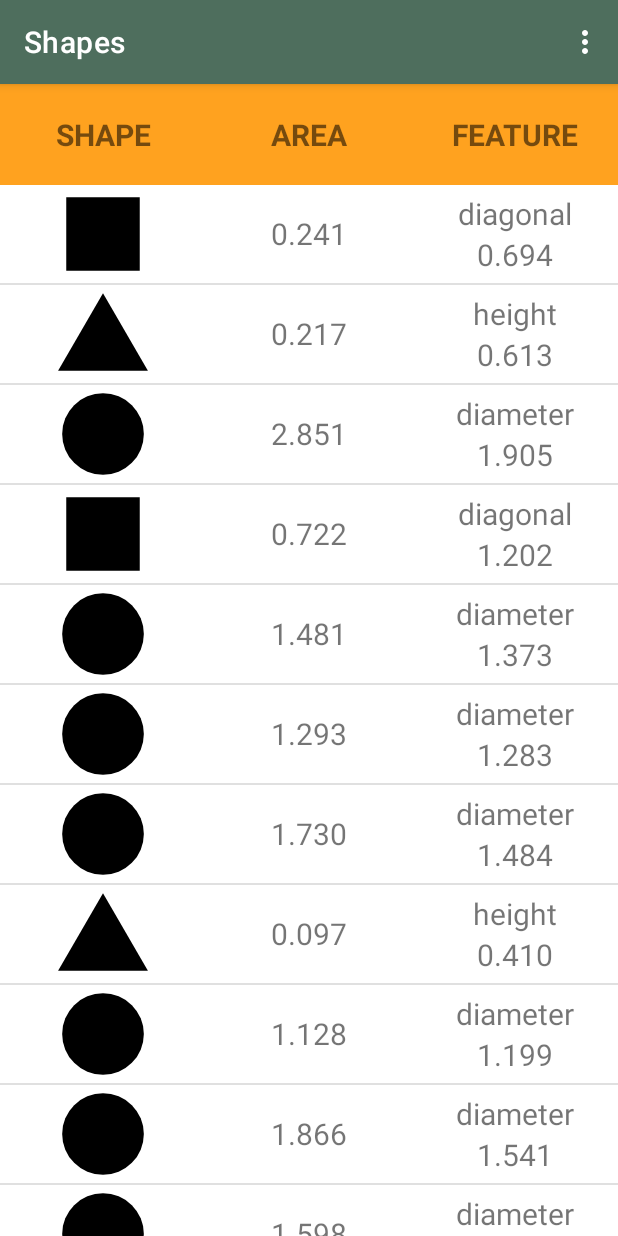
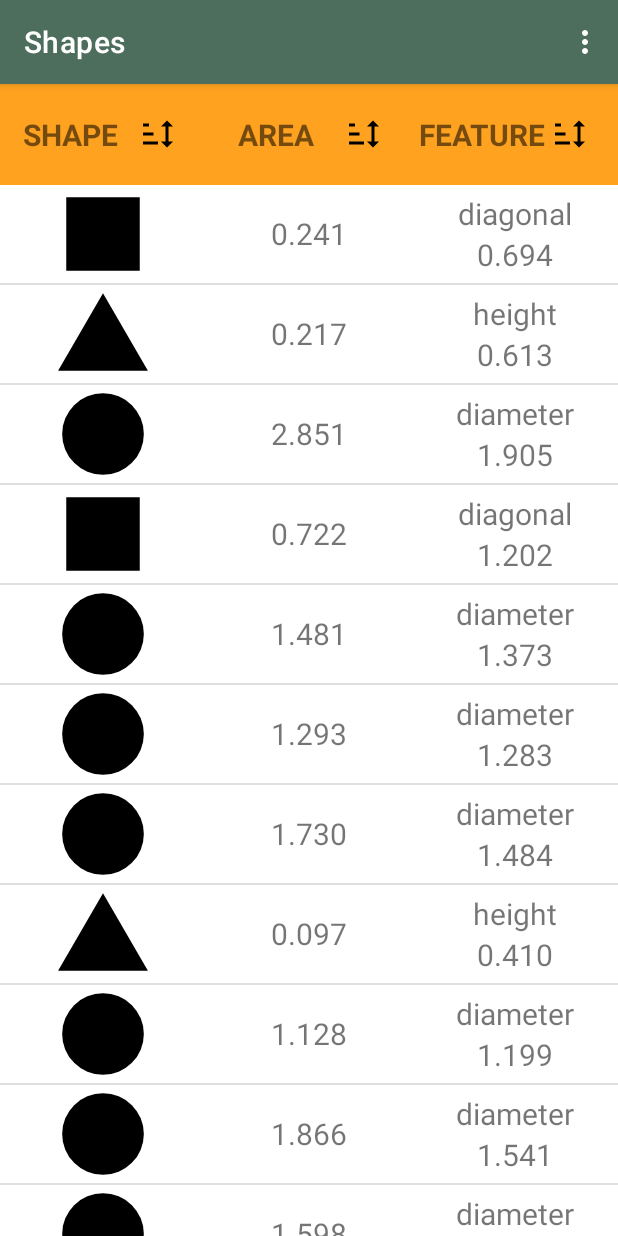
Before and after one commit to Martyn8/Shapes, an Android app: the screen it shows after launch (MainActivity), on a phone screen of 412 x 824 dp. Run offline under Robolectric (Android 15) with nearby library versions, the phone set to English and light mode, and no system bars.

Commit message:
feat: sorting list of figures (by shape, area and feature)

```diff
--- a/Shapes/app/src/main/java/com/example/shapes/MainActivity.kt
+++ b/Shapes/app/src/main/java/com/example/shapes/MainActivity.kt
@@ -5,13 +5,21 @@ import android.os.Bundle
 import android.view.Menu
 import android.view.MenuItem
 import android.widget.ListView
+import android.widget.TextView
+import android.widget.Toast
 import androidx.appcompat.app.AppCompatActivity
 import kotlin.random.Random
 
 
 class MainActivity : AppCompatActivity() {
 
-    private val listOfFigures: MutableList<Figure> = mutableListOf()
+    private var listOfFigures: MutableList<Figure> = mutableListOf()
+    private var shapeAscending = true
+    private var areaAscending = true
+    private var featureAscending = true
+    private var shapeOrder = ""
+    private var areaOrder = ""
+    private var featureOrder = ""
 
     override fun onCreate(savedInstanceState: Bundle?) {
         super.onCreate(savedInstanceState)
@@ -20,6 +28,7 @@ class MainActivity : AppCompatActivity() {
         val numberOfFigures: Int
         val rangeFrom: Double
         val rangeTo: Double
+
 
         //pobranie zmiennych z innej aktywności
         val bundle: Bundle? = intent.extras
@@ -39,16 +48,44 @@ class MainActivity : AppCompatActivity() {
             rangeTo = bundle.getDouble(Settings.RANGE_END)
         }
 
-        val listOfFigures: ArrayList<Figure> =
-            randomFigures(numberOfFigures, rangeFrom, rangeTo)  //lista figur
+
+        listOfFigures = randomFigures(numberOfFigures, rangeFrom, rangeTo)  //lista figur
+
 
         val listView: ListView = findViewById(R.id.listView)
 
-        val adapter = Adapter(
+        var adapter = Adapter(
             this,
-            listOfFigures
+            listOfFigures as ArrayList<Figure>
         )  //adapter dla ListView, otrzymuje listę figur do wyświetlenia
         listView.adapter = adapter
+
+
+        val shapeButton = findViewById<TextView>(R.id.headerShape)
+        val areaButton = findViewById<TextView>(R.id.headerArea)
+        val featureButton = findViewById<TextView>(R.id.headerFeature)
+
+        shapeButton.setOnClickListener {
+            listOfFigures = sortShape()
+            adapter = Adapter(this, listOfFigures as java.util.ArrayList<Figure>)
+            listView.adapter = adapter
+
+            Toast.makeText(this, "Sorted by shape $shapeOrder", Toast.LENGTH_SHORT).show()
+        }
+        areaButton.setOnClickListener {
+            listOfFigures = sortArea()
+            adapter = Adapter(this, listOfFigures as ArrayList<Figure>)
+            listView.adapter = adapter
+            Toast.makeText(this, "Sorted by area $areaOrder", Toast.LENGTH_SHORT).show()
+        }
+
+        featureButton.setOnClickListener {
+            listOfFigures = sortFeature()
+            adapter = Adapter(this, listOfFigures as ArrayList<Figure>)
+            listView.adapter = adapter
+            Toast.makeText(this, "Sorted by feature $featureOrder", Toast.LENGTH_SHORT).show()
+        }
+
 
     }
 
@@ -101,6 +138,7 @@ class MainActivity : AppCompatActivity() {
 
         return super.onOptionsItemSelected(item)
     }
+
 
     /*
     Funkcja odpowiedzialna za losowanie figur i ich wymiarów
@@ -240,4 +278,47 @@ class MainActivity : AppCompatActivity() {
 
         return areaList
     }
+
+    private fun sortShape(): MutableList<Figure> {
+        println(listOfFigures)
+        if (shapeAscending) {
+            listOfFigures = listOfFigures.sortedBy { it.javaClass.simpleName }.toMutableList()
+            shapeOrder = "ascending"
+        } else {
+            listOfFigures =
+                listOfFigures.sortedByDescending { it.javaClass.simpleName }.toMutableList()
+            shapeOrder = "descending"
+        }
+
+        shapeAscending = !shapeAscending
+        println(listOfFigures)
+        return listOfFigures
+    }
+
+    private fun sortArea(): MutableList<Figure> {
+        if (areaAscending) {
+            listOfFigures = listOfFigures.sortedBy { it.figureArea }.toMutableList()
+            areaOrder = "ascending"
+        } else {
+            listOfFigures = listOfFigures.sortedByDescending { it.figureArea }.toMutableList()
+            areaOrder = "descending"
+        }
+        areaAscending = !areaAscending
+        return listOfFigures
+    }
+
+    private fun sortFeature(): MutableList<Figure> {
+        if (featureAscending) {
+            listOfFigures = listOfFigures.sortedBy { it.calculateCharacteristic() }.toMutableList()
+            featureOrder = "ascending"
+        } else {
+            listOfFigures =
+                listOfFigures.sortedByDescending { it.calculateCharacteristic() }.toMutableList()
+            featureOrder = "descending"
+        }
+        featureAscending = !featureAscending
+        return listOfFigures
+    }
+
+
 }
--- /dev/null
+++ b/Shapes/app/src/main/res/drawable-v24/sort.xml
@@ -0,0 +1,8 @@
+<!-- drawable/sort.xml -->
+<vector xmlns:android="http://schemas.android.com/apk/res/android"
+    android:height="24dp"
+    android:width="24dp"
+    android:viewportWidth="24"
+    android:viewportHeight="24">
+    <path android:fillColor="#000" android:pathData="M18 21L14 17H17V7H14L18 3L22 7H19V17H22M2 19V17H12V19M2 13V11H9V13M2 7V5H6V7H2Z" />
+</vector>
--- a/Shapes/app/src/main/res/layout/activity_main.xml
+++ b/Shapes/app/src/main/res/layout/activity_main.xml
@@ -15,38 +15,47 @@
         tools:layout_editor_absoluteX="25dp">
 
         <TextView
-            android:id="@+id/textView6"
+            android:id="@+id/headerShape"
             android:layout_width="match_parent"
             android:layout_height="wrap_content"
             android:layout_weight="1"
+            android:clickable="true"
             android:paddingVertical="20dp"
+            android:paddingEnd="20dp"
             android:text="@string/headertextview1"
             android:textAlignment="center"
             android:textSize="20sp"
-            android:textStyle="bold"/>
+            android:textStyle="bold"
+            app:drawableEndCompat="@drawable/sort" />
 
         <TextView
-            android:id="@+id/textView5"
+            android:id="@+id/headerArea"
             android:layout_width="match_parent"
             android:layout_height="wrap_content"
             android:layout_weight="1"
+            android:clickable="true"
             android:paddingVertical="20dp"
+            android:paddingEnd="20dp"
             android:text="@string/headertextview2"
             android:textAlignment="center"
             android:textSize="20sp"
-            android:textStyle="bold"/>
+            android:textStyle="bold"
+            app:drawableEndCompat="@drawable/sort" />
 
 
         <TextView
-            android:id="@+id/textView4"
+            android:id="@+id/headerFeature"
             android:layout_width="match_parent"
             android:layout_height="wrap_content"
             android:layout_weight="1"
+            android:clickable="true"
             android:paddingVertical="20dp"
+            android:paddingEnd="20dp"
             android:text="@string/headertextview3"
             android:textAlignment="center"
             android:textSize="20sp"
-            android:textStyle="bold"/>
+            android:textStyle="bold"
+            app:drawableEndCompat="@drawable/sort" />
 
 
     </LinearLayout>
```
